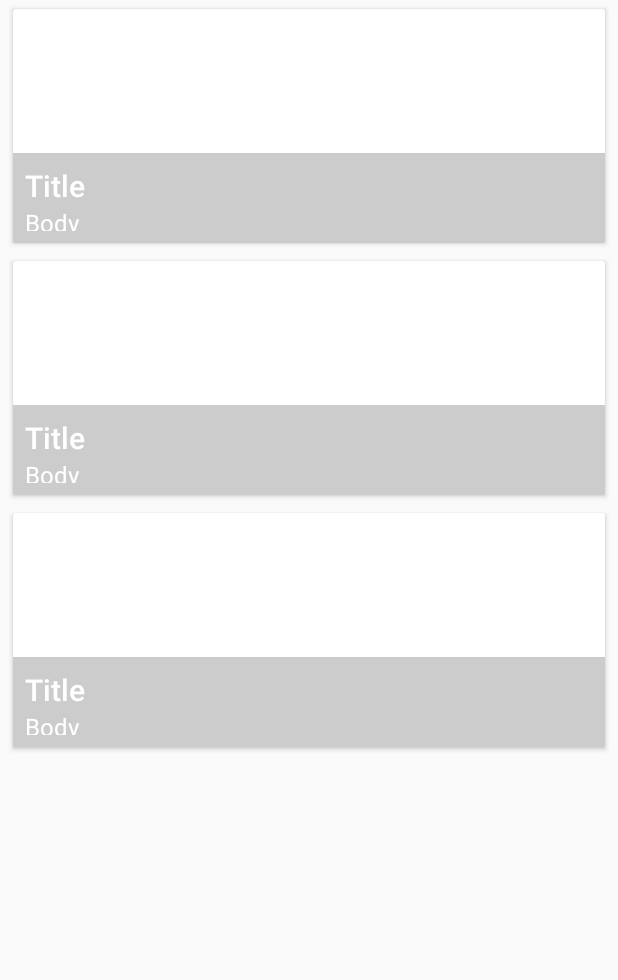
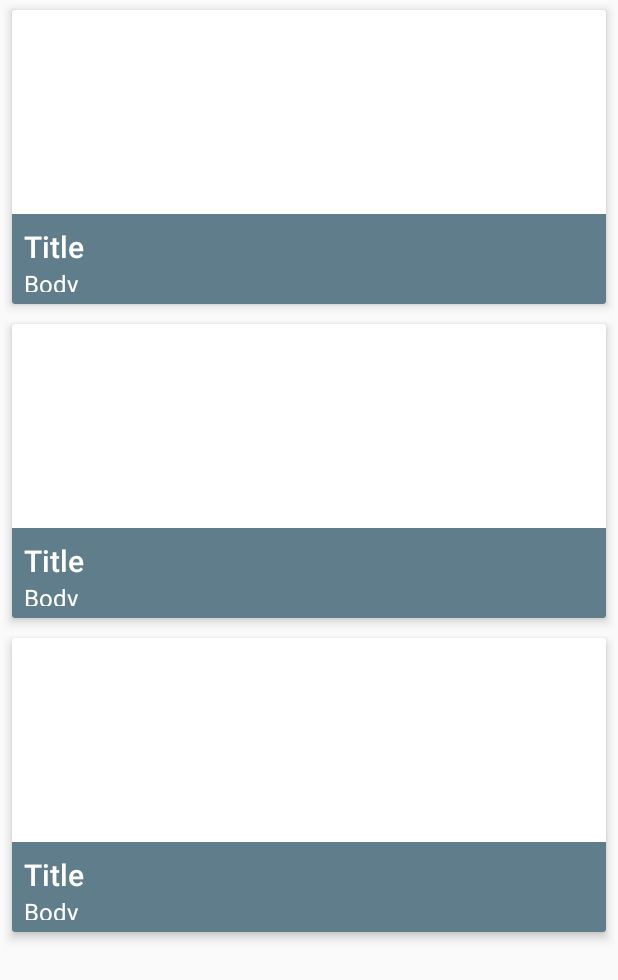
Before and after one commit to ucsdCSE110wi16/CSE110W240T3, an Android app: the layout fragment_category_list.xml on its own in the app's theme, with its tools: preview values and no code run, on a phone screen of 412 x 824 dp. Shown: the top 980 px of the screen. Run offline under Robolectric (Android 15) with nearby library versions, the phone set to English and light mode, and no system bars; plain views replace ParseImageView.

Commit message:
Changed Categories UI

```diff
--- a/app/src/main/res/layout/entity_category.xml
+++ b/app/src/main/res/layout/entity_category.xml
@@ -1,41 +1,44 @@
 <?xml version="1.0" encoding="utf-8"?>
-<android.support.v7.widget.CardView xmlns:android="http://schemas.android.com/apk/res/android"
+<android.support.v7.widget.CardView
+    xmlns:android="http://schemas.android.com/apk/res/android"
     xmlns:app="http://schemas.android.com/apk/res-auto"
     android:layout_width="match_parent"
     android:layout_height="wrap_content"
-    android:layout_margin="2dp"
     android:visibility="visible"
-    app:cardElevation="2dp"
+    android:background="@color/white"
+    android:layout_marginLeft="1dp"
+    android:layout_marginStart="1dp"
+    android:layout_marginRight="1dp"
+    android:layout_marginEnd="1dp"
+    app:cardElevation="4dp"
     app:cardUseCompatPadding="true">
 
 
     <RelativeLayout
         android:id="@+id/category_layout"
         android:layout_width="match_parent"
-        android:layout_height="wrap_content"
+        android:layout_height="196dp"
         android:background="?attr/selectableItemBackgroundBorderless"
-        android:minHeight="156dp"
         android:orientation="vertical">
 
         <com.parse.ParseImageView
             android:id="@+id/category_thumbnail"
             android:layout_width="match_parent"
-            android:layout_height="156dp" />
-
+            android:layout_height="136dp" />
 
         <LinearLayout
             android:layout_width="match_parent"
             android:layout_height="60dp"
             android:layout_alignParentBottom="true"
-            android:background="@color/black_p20"
-            android:orientation="vertical"
+            android:background="@color/blue_grey_500"
             android:padding="8dp"
-            android:paddingTop="12dp">
+            android:orientation="vertical">
 
             <TextView
                 android:id="@+id/category_name"
                 android:layout_width="wrap_content"
                 android:layout_height="wrap_content"
+                android:layout_gravity="center_vertical"
                 android:text="@string/default_title"
                 android:textAppearance="?attr/textAppearanceSearchResultTitle"
                 android:textColor="@color/white" />
--- a/app/src/main/res/layout/fragment_category_list.xml
+++ b/app/src/main/res/layout/fragment_category_list.xml
@@ -13,8 +13,8 @@
         android:name="edu.fe.CategoryListFragment"
         android:layout_width="match_parent"
         android:layout_height="match_parent"
-        android:paddingStart="4dp"
-        android:paddingEnd="4dp"
+        android:paddingStart="2dp"
+        android:paddingEnd="2dp"
         app:layoutManager="GridLayoutManager"
         tools:context="edu.fe.CategoryListFragment"
         tools:listitem="@layout/entity_category" />
--- a/app/src/main/res/values/colors.xml
+++ b/app/src/main/res/values/colors.xml
@@ -1,7 +1,7 @@
 <?xml version="1.0" encoding="utf-8"?>
 <resources>
-    <color name="colorPrimary">@color/indigo_500</color>
-    <color name="colorPrimaryDark">@color/indigo_700</color>
+    <color name="colorPrimary">@color/blue_grey_500</color>
+    <color name="colorPrimaryDark">@color/blue_grey_700</color>
     <color name="colorAccent">@color/blue_400</color>
     <color name="material_teal_a400">#1DE9B6</color>
 
```
